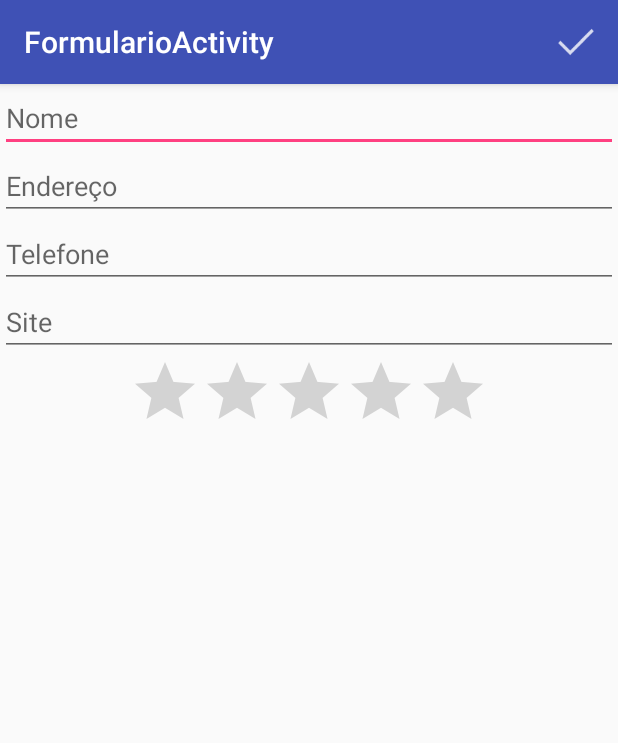
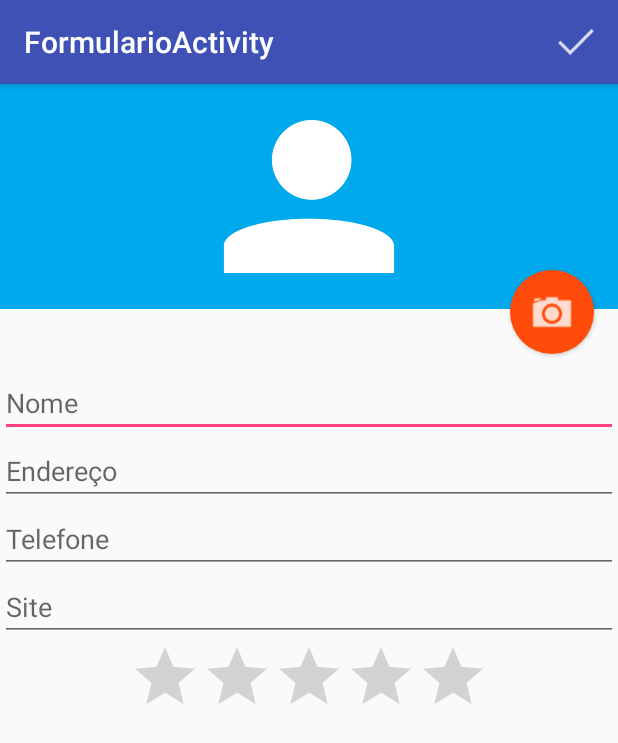
Before and after one commit to rbaselio/Agenda, an Android app: the FormularioActivity screen opened directly, with no data from a screen before it, on a phone screen of 412 x 824 dp. Shown: the top 743 px of the screen. Run offline under Robolectric (Android 15) with nearby library versions, the phone set to English and light mode, and no system bars.

Commit message:
Usando a câmera

```diff
--- /dev/null
+++ b/app/src/main/res/drawable/fundo_camera.xml
@@ -0,0 +1,14 @@
+<layer-list xmlns:android="http://schemas.android.com/apk/res/android">
+	<item>
+		<shape
+			android:shape="oval">
+			<solid android:color="#ff4b0a"/>
+			<padding
+				android:bottom="10dp"
+				android:left="10dp"
+				android:right="10dp"
+				android:top="10dp"/>
+		</shape>
+	</item>
+	<item android:drawable="@drawable/ic_camera"/>
+</layer-list>
--- a/app/src/main/res/layout/activity_formulario.xml
+++ b/app/src/main/res/layout/activity_formulario.xml
@@ -7,29 +7,51 @@
 		android:layout_height="match_parent"
 		android:orientation="vertical">
 
+		<RelativeLayout
+			android:layout_width="match_parent"
+			android:layout_height="190dp">
+
+			<android.support.v7.widget.AppCompatImageView
+				android:id="@+id/formulario_foto"
+				android:layout_width="match_parent"
+				android:layout_height="150dp"
+				android:background="#00A8EC"
+				android:src="@drawable/person"/>
+
+			<android.support.v7.widget.AppCompatButton
+				android:id="@+id/formulario_botao_foto"
+				android:layout_width="56dp"
+				android:layout_height="56dp"
+				android:layout_alignParentBottom="true"
+				android:layout_alignParentRight="true"
+				android:layout_marginBottom="10dp"
+				android:layout_marginRight="16dp"
+				android:background="@drawable/fundo_camera"/>
+		</RelativeLayout>
+
 		<EditText
 			android:id="@+id/formulario_nome"
 			android:layout_width="match_parent"
 			android:layout_height="wrap_content"
-            android:hint="@string/nome" />
+			android:hint="@string/nome"/>
 
 		<EditText
 			android:id="@+id/formulario_endereco"
 			android:layout_width="match_parent"
 			android:layout_height="wrap_content"
-            android:hint="@string/endere_o" />
+			android:hint="@string/endere_o"/>
 
 		<EditText
 			android:id="@+id/formulario_telefone"
 			android:layout_width="match_parent"
 			android:layout_height="wrap_content"
-            android:hint="@string/telefone" />
+			android:hint="@string/telefone"/>
 
 		<EditText
 			android:id="@+id/formulario_site"
 			android:layout_width="match_parent"
 			android:layout_height="wrap_content"
-            android:hint="@string/site" />
+			android:hint="@string/site"/>
 
 		<android.support.v7.widget.AppCompatRatingBar
 			android:id="@+id/formulario_nota"
@@ -37,7 +59,7 @@
 			android:layout_height="wrap_content"
 			android:layout_gravity="center"
 			android:max="10"
-            android:numStars="5" />
+			android:numStars="5"/>
 
 
 	</LinearLayout>
```
Lines whose indentation alone changed are shown as unchanged.
